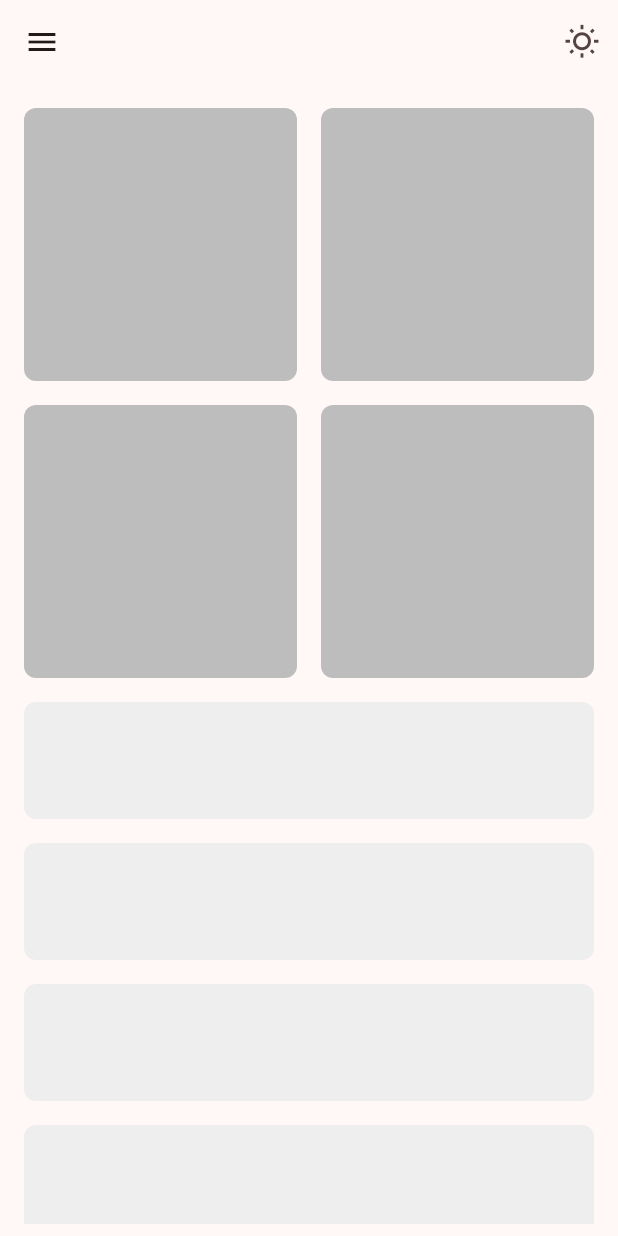
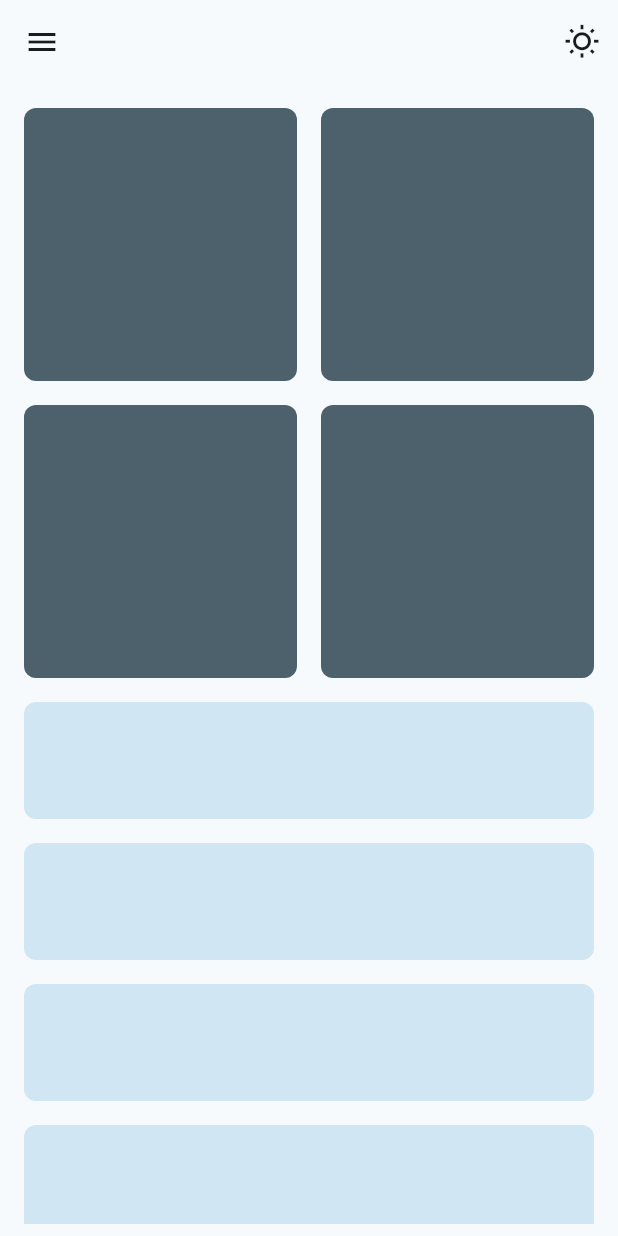
Before and after one commit to neryabigon/Adaptive-Responsive-Dashboard, a Flutter app: the screen it shows after launch, on a phone screen of 412 x 824 dp. Run offline on Flutter 3.47's test engine with Material 2 defaults, Android fonts, the phone set to English and light mode, and no system bars.

Commit message:
added nav rail, dark mode active

```diff
--- a/lib/constants.dart
+++ b/lib/constants.dart
@@ -1,29 +1,6 @@
 import 'package:flutter/material.dart';
 
 var defaultBackgroundColor = Colors.grey[300];
-// var appBarColor = Colors.grey[900];
-
-// bool useLightMode = true;
-//
-// var handleBrightnessChange = () {
-//   useLightMode = !useLightMode;
-// };
-
-
-// var myAppBar = AppBar(
-//   backgroundColor: appBarColor,
-//   title: const Text(' '),
-//   centerTitle: false,
-//   actions: [
-//     IconButton(
-//       icon: useLightMode
-//           ? const Icon(Icons.wb_sunny_outlined)
-//           : const Icon(Icons.wb_sunny),
-//       onPressed: handleBrightnessChange,
-//       tooltip: "Toggle brightness",
-//     ),
-//   ]
-// );
 
 var drawerTextColor = TextStyle(
   color: Colors.grey[600],
@@ -31,8 +8,9 @@ var drawerTextColor = TextStyle(
 
 var tilePadding = const EdgeInsets.only(left: 8.0, right: 8, top: 8);
 
+
 var myDrawer = Drawer(
-  backgroundColor: Colors.grey[300],
+  // backgroundColor: Colors.grey[300],
   elevation: 0,
   child: ListView(
     children: [
@@ -50,7 +28,7 @@ var myDrawer = Drawer(
             leading: const Icon(Icons.home),
             title: Text(
               'D A S H B O A R D',
-              style: drawerTextColor,
+              // style: drawerTextColor,
             ),
           ),
         ),
@@ -60,7 +38,7 @@ var myDrawer = Drawer(
             leading: const Icon(Icons.settings),
             title: Text(
               'S E T T I N G S',
-              style: drawerTextColor,
+              // style: drawerTextColor,
             ),
           ),
         ),
@@ -70,7 +48,7 @@ var myDrawer = Drawer(
             leading: const Icon(Icons.info),
             title: Text(
               'A B O U T',
-              style: drawerTextColor,
+              // style: drawerTextColor,
             ),
           ),
         ),
@@ -80,7 +58,7 @@ var myDrawer = Drawer(
             leading: const Icon(Icons.logout),
             title: Text(
               'L O G O U T',
-              style: drawerTextColor,
+              // style: drawerTextColor,
             ),
           ),
         ),
--- a/lib/main.dart
+++ b/lib/main.dart
@@ -41,8 +41,8 @@ class _MyAppState extends State<MyApp> {
   Widget build(BuildContext context) {
     return MaterialApp(
       debugShowCheckedModeBanner: false,
-      theme: ThemeData( useMaterial3: true, brightness: Brightness.light, colorSchemeSeed: Colors.red, ),
-      darkTheme: ThemeData( useMaterial3: true, brightness: Brightness.dark, primarySwatch: Colors.green, ),
+      theme: ThemeData( useMaterial3: true, brightness: Brightness.light, colorSchemeSeed: Colors.blueGrey, ),
+      darkTheme: ThemeData( useMaterial3: true, brightness: Brightness.dark, colorSchemeSeed: Colors.blueGrey, ),
       themeMode: themeMode,
       home: ResponsiveLayout(
         mobileBody: MobileScaffold(useLightMode: useLightMode, handleBrightnessChange: handleBrightnessChange),
--- a/lib/responsive/mobile_body.dart
+++ b/lib/responsive/mobile_body.dart
@@ -21,7 +21,7 @@ class _MobileScaffoldState extends State<MobileScaffold> {
   @override
   Widget build(BuildContext context) {
     return Scaffold(
-      // backgroundColor: defaultBackgroundColor,
+      backgroundColor: Theme.of(context).colorScheme.background,
       appBar: MyAppBar(useLightMode: widget.useLightMode, handleBrightnessChange: widget.handleBrightnessChange),
       drawer: myDrawer,
       body: Padding(
--- a/lib/responsive/tablet_body.dart
+++ b/lib/responsive/tablet_body.dart
@@ -18,7 +18,7 @@ class _TabletScaffoldState extends State<TabletScaffold> {
   @override
   Widget build(BuildContext context) {
     return Scaffold(
-      // backgroundColor: defaultBackgroundColor,
+      backgroundColor: Theme.of(context).colorScheme.background,
       appBar: MyAppBar(useLightMode: widget.useLightMode, handleBrightnessChange: widget.handleBrightnessChange),
       drawer: myDrawer,
       body: Padding(
--- a/lib/util/myAppBar.dart
+++ b/lib/util/myAppBar.dart
@@ -19,14 +19,13 @@ class _MyAppBarState extends State<MyAppBar> {
   @override
   Widget build(BuildContext context) {
     return AppBar(
-        // backgroundColor: appBarColor,
         title: const Text(' '),
         centerTitle: false,
         actions: [
           IconButton(
             icon: widget.useLightMode
-                ? const Icon(Icons.wb_sunny_outlined)
-                : const Icon(Icons.wb_sunny),
+                ? Icon(Icons.wb_sunny_outlined, color: Theme.of(context).colorScheme.onSurface)
+                : Icon(Icons.wb_sunny, color: Theme.of(context).colorScheme.onSurface),
             onPressed: () {
               widget.handleBrightnessChange(!widget.useLightMode);
             },
--- a/lib/util/my_box.dart
+++ b/lib/util/my_box.dart
@@ -8,7 +8,7 @@ class MyBox extends StatelessWidget {
       child: Container(
         decoration: BoxDecoration(
           borderRadius: BorderRadius.circular(8),
-          color: Colors.grey[400],
+          color: Theme.of(context).colorScheme.secondary,
         ),
       ),
     );
--- a/lib/util/my_tile.dart
+++ b/lib/util/my_tile.dart
@@ -10,7 +10,9 @@ class MyTile extends StatelessWidget {
       child: Container(
         height: 78,
         decoration: BoxDecoration(
-            borderRadius: BorderRadius.circular(8), color: Colors.grey[200]),
+            borderRadius: BorderRadius.circular(8),
+            color: Theme.of(context).colorScheme.secondaryContainer,
+        ),
       ),
     );
   }
```
Also changed, not shown: lib/responsive/desktop_body.dart (+6 -4 lines), lib/util/myNavRail.dart (added, +57 -0 lines).
